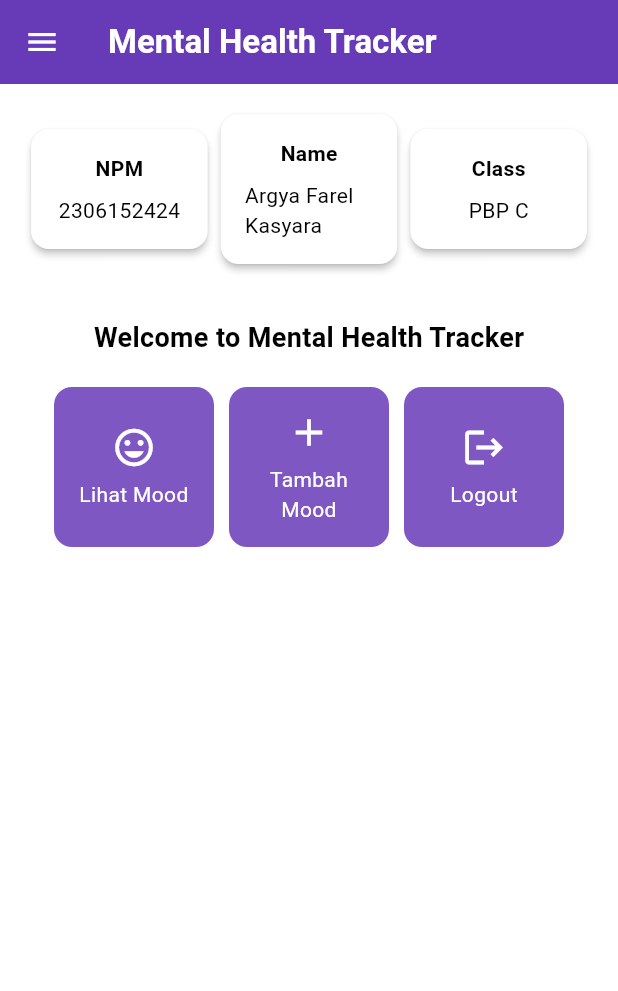
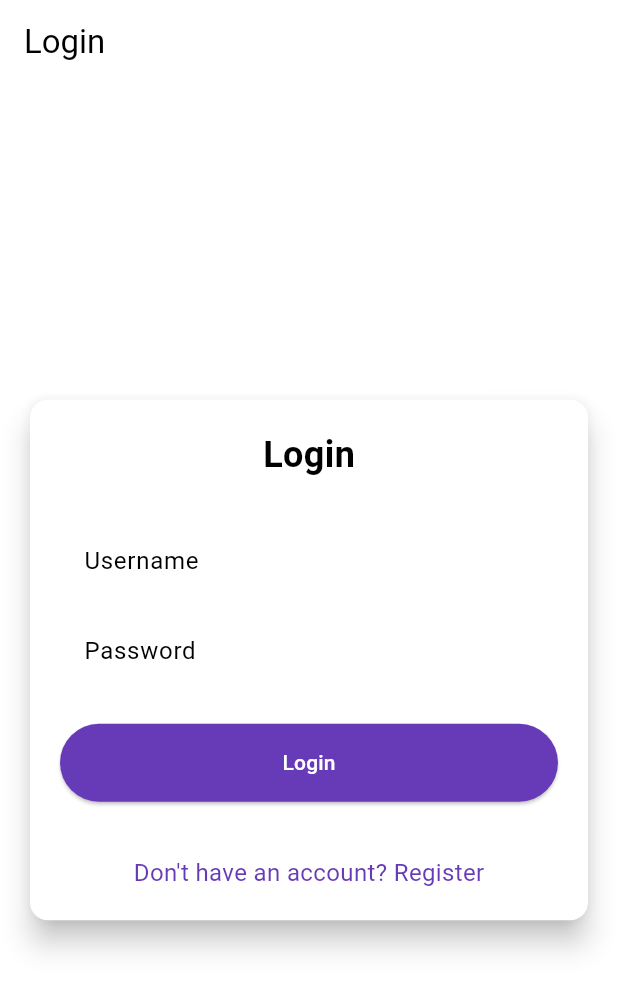
Before and after one commit to farel39/mental-health-tracker-mobile, a Flutter app: the screen it shows after launch, on a phone screen of 412 x 824 dp. Shown: the top 991 px of the screen. Run offline on Flutter 3.47's test engine with Material 3 defaults, Android fonts, the phone set to English and light mode, and no system bars; missing offline and left inert: pbp_django_auth.

Commit message:
tutorial 8 selesai

```diff
--- a/lib/main.dart
+++ b/lib/main.dart
@@ -1,5 +1,8 @@
 import 'package:flutter/material.dart';
 import 'package:mental_health_tracker/screens/menu.dart';
+import 'package:pbp_django_auth/pbp_django_auth.dart';
+import 'package:provider/provider.dart';
+import 'package:mental_health_tracker/screens/login.dart';
 
 void main() {
   runApp(const MyApp());
@@ -8,33 +11,23 @@ void main() {
 class MyApp extends StatelessWidget {
   const MyApp({super.key});
 
-  // This widget is the root of your application.
   @override
   Widget build(BuildContext context) {
-    return MaterialApp(
-      title: 'Flutter Demo',
-      theme: ThemeData(
-        // This is the theme of your application.
-        //
-        // TRY THIS: Try running your application with "flutter run". You'll see
-        // the application has a purple toolbar. Then, without quitting the app,
-        // try changing the seedColor in the colorScheme below to Colors.green
-        // and then invoke "hot reload" (save your changes or press the "hot
-        // reload" button in a Flutter-supported IDE, or press "r" if you used
-        // the command line to start the app).
-        //
-        // Notice that the counter didn't reset back to zero; the application
-        // state is not lost during the reload. To reset the state, use hot
-        // restart instead.
-        //
-        // This works for code too, not just values: Most code changes can be
-        // tested with just a hot reload.
-        colorScheme: ColorScheme.fromSwatch(
-          primarySwatch: Colors.deepPurple,
-        ).copyWith(secondary: Colors.deepPurple[400]),
-        useMaterial3: true,
+    return Provider(
+      create: (_) {
+        CookieRequest request = CookieRequest();
+        return request;
+      },
+      child: MaterialApp(
+        title: 'Mental Health Tracker',
+        theme: ThemeData(
+          useMaterial3: true,
+          colorScheme: ColorScheme.fromSwatch(
+            primarySwatch: Colors.deepPurple,
+          ).copyWith(secondary: Colors.deepPurple[400]),
+        ),
+        home: const LoginPage(),
       ),
-      home: MyHomePage(),
     );
   }
 }
--- /dev/null
+++ b/lib/screens/login.dart
@@ -0,0 +1,181 @@
+import 'package:mental_health_tracker/screens/menu.dart';
+import 'package:flutter/material.dart';
+import 'package:pbp_django_auth/pbp_django_auth.dart';
+import 'package:provider/provider.dart';
+import 'package:mental_health_tracker/screens/register.dart';
+
+void main() {
+  runApp(const LoginApp());
+}
+
+class LoginApp extends StatelessWidget {
+  const LoginApp({super.key});
+
+  @override
+  Widget build(BuildContext context) {
+    return MaterialApp(
+      title: 'Login',
+      theme: ThemeData(
+        useMaterial3: true,
+        colorScheme: ColorScheme.fromSwatch(
+          primarySwatch: Colors.deepPurple,
+        ).copyWith(secondary: Colors.deepPurple[400]),
+      ),
+      home: const LoginPage(),
+    );
+  }
+}
+
+class LoginPage extends StatefulWidget {
+  const LoginPage({super.key});
+
+  @override
+  State<LoginPage> createState() => _LoginPageState();
+}
+
+class _LoginPageState extends State<LoginPage> {
+  final TextEditingController _usernameController = TextEditingController();
+  final TextEditingController _passwordController = TextEditingController();
+
+  @override
+  Widget build(BuildContext context) {
+    final request = context.watch<CookieRequest>();
+
+    return Scaffold(
+      appBar: AppBar(
+        title: const Text('Login'),
+      ),
+      body: Center(
+        child: SingleChildScrollView(
+          padding: const EdgeInsets.all(16.0),
+          child: Card(
+            elevation: 8,
+            shape: RoundedRectangleBorder(
+              borderRadius: BorderRadius.circular(12.0),
+            ),
+            child: Padding(
+              padding: const EdgeInsets.all(20.0),
+              child: Column(
+                mainAxisSize: MainAxisSize.min,
+                children: [
+                  const Text(
+                    'Login',
+                    style: TextStyle(
+                      fontSize: 24.0,
+                      fontWeight: FontWeight.bold,
+                    ),
+                  ),
+                  const SizedBox(height: 30.0),
+                  TextField(
+                    controller: _usernameController,
+                    decoration: const InputDecoration(
+                      labelText: 'Username',
+                      hintText: 'Enter your username',
+                      border: OutlineInputBorder(
+                        borderRadius: BorderRadius.all(Radius.circular(12.0)),
+                      ),
+                      contentPadding:
+                          EdgeInsets.symmetric(horizontal: 12.0, vertical: 8.0),
+                    ),
+                  ),
+                  const SizedBox(height: 12.0),
+                  TextField(
+                    controller: _passwordController,
+                    decoration: const InputDecoration(
+                      labelText: 'Password',
+                      hintText: 'Enter your password',
+                      border: OutlineInputBorder(
+                        borderRadius: BorderRadius.all(Radius.circular(12.0)),
+                      ),
+                      contentPadding:
+                          EdgeInsets.symmetric(horizontal: 12.0, vertical: 8.0),
+                    ),
+                    obscureText: true,
+                  ),
+                  const SizedBox(height: 24.0),
+                  ElevatedButton(
+                    onPressed: () async {
+                      String username = _usernameController.text;
+                      String password = _passwordController.text;
+
+                      // Cek kredensial
+                      // TODO: Ganti URL dan jangan lupa tambahkan trailing slash (/) di akhir URL!
+                      // Untuk menyambungkan Android emulator dengan Django pada localhost,
+                      // gunakan URL http://10.0.2.2/
+                      final response = await request
+                          .login("http://127.0.0.1:8000/auth/login/", {
+                        'username': username,
+                        'password': password,
+                      });
+
+                      if (request.loggedIn) {
+                        String message = response['message'];
+                        String uname = response['username'];
+                        if (context.mounted) {
+                          Navigator.pushReplacement(
+                            context,
+                            MaterialPageRoute(
+                                builder: (context) => MyHomePage()),
+                          );
+                          ScaffoldMessenger.of(context)
+                            ..hideCurrentSnackBar()
+                            ..showSnackBar(
+                              SnackBar(
+                                  content:
+                                      Text("$message Selamat datang, $uname.")),
+                            );
+                        }
+                      } else {
+                        if (context.mounted) {
+                          showDialog(
+                            context: context,
+                            builder: (context) => AlertDialog(
+                              title: const Text('Login Gagal'),
+                              content: Text(response['message']),
+                              actions: [
+                                TextButton(
+                                  child: const Text('OK'),
+                                  onPressed: () {
+                                    Navigator.pop(context);
+                                  },
+                                ),
+                              ],
+                            ),
+                          );
+                        }
+                      }
+                    },
+                    style: ElevatedButton.styleFrom(
+                      foregroundColor: Colors.white,
+                      minimumSize: Size(double.infinity, 50),
+                      backgroundColor: Theme.of(context).colorScheme.primary,
+                      padding: const EdgeInsets.symmetric(vertical: 16.0),
+                    ),
+                    child: const Text('Login'),
+                  ),
+                  const SizedBox(height: 36.0),
+                  GestureDetector(
+                    onTap: () {
+                      Navigator.push(
+                        context,
+                        MaterialPageRoute(
+                            builder: (context) => const RegisterPage()),
+                      );
+                    },
+                    child: Text(
+                      'Don\'t have an account? Register',
+                      style: TextStyle(
+                        color: Theme.of(context).colorScheme.primary,
+                        fontSize: 16.0,
+                      ),
+                    ),
+                  ),
+                ],
+              ),
+            ),
+          ),
+        ),
+      ),
+    );
+  }
+}
--- a/pubspec.yaml
+++ b/pubspec.yaml
@@ -35,6 +35,9 @@ dependencies:
   # The following adds the Cupertino Icons font to your application.
   # Use with the CupertinoIcons class for iOS style icons.
   cupertino_icons: ^1.0.8
+  provider: ^6.1.2
+  pbp_django_auth: ^0.4.0
+  http: ^1.2.2
 
 dev_dependencies:
   flutter_test:
```
Also changed, not shown: lib/models/mood_entry.dart (added, +68 -0 lines), lib/screens/list_moodentry.dart (added, +90 -0 lines), lib/screens/moodentry_form.dart (+37 -27 lines), lib/screens/register.dart (added, +166 -0 lines), lib/widgets/left_drawer.dart (+14 -2 lines), lib/widgets/mood_card.dart (+34 -1 lines), pubspec.lock, 2 other files.
